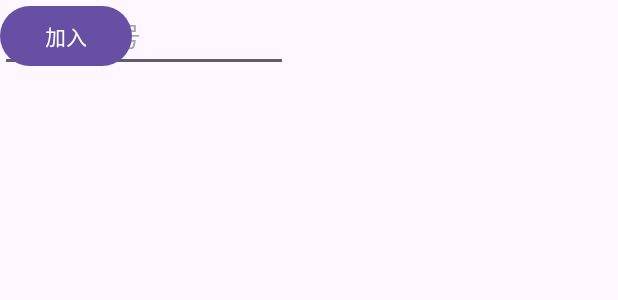
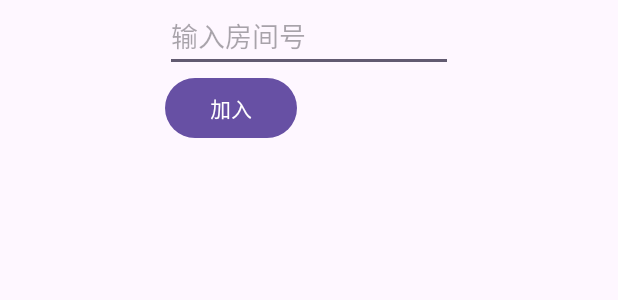
Before and after one commit to HakureiF/SGC-Login-Android, an Android app: the layout joingame_layout.xml on its own in the app's theme, with its tools: preview values and no code run, on a phone screen of 412 x 824 dp. Shown: the top 300 px of the screen. Run offline under Robolectric (Android 15) with nearby library versions, the phone set to English and light mode, and no system bars.

Commit message:
12.9 适配创建123模式

```diff
--- a/app/src/main/java/com/example/sgcdemo2/net/SgcWsHandler.java
+++ b/app/src/main/java/com/example/sgcdemo2/net/SgcWsHandler.java
@@ -16,7 +16,7 @@ public class SgcWsHandler {
             return;
         }
         Request request = new Request.Builder()
-                .url("wss://www.hakureif.site:8080/loginer?version=1.1.7&userid=seeraccount" + SeerState.mimiId)
+                .url("wss://www.hakureif.site:8080/loginer?version=1.2.1&userid=seeraccount" + SeerState.mimiId)
                 .build();
         webSocket = new OkHttpClient().newWebSocket(request, new SgcWsListener(listener));
     }
--- a/app/src/main/java/com/example/sgcdemo2/net/SgcWsListener.java
+++ b/app/src/main/java/com/example/sgcdemo2/net/SgcWsListener.java
@@ -4,6 +4,7 @@ package com.example.sgcdemo2.net;
 import androidx.annotation.NonNull;
 import androidx.annotation.Nullable;
 
+import com.example.sgcdemo2.MainActivity;
 import com.example.sgcdemo2.func.OnMessageReceivedListener;
 
 import okhttp3.Response;
@@ -24,11 +25,15 @@ public class SgcWsListener extends WebSocketListener {
     public void onClosed(@NonNull WebSocket webSocket, int code, @NonNull String reason) {
         super.onClosed(webSocket, code, reason);
         online = false;
+        System.out.println("ws closed");
+        System.out.println(MainActivity.modMark);
     }
 
     @Override
     public void onClosing(@NonNull WebSocket webSocket, int code, @NonNull String reason) {
         super.onClosing(webSocket, code, reason);
+        System.out.println("ws closing");
+        System.out.println(MainActivity.modMark);
     }
 
     @Override
--- a/app/src/main/res/layout/joingame_layout.xml
+++ b/app/src/main/res/layout/joingame_layout.xml
@@ -1,26 +1,40 @@
 <?xml version="1.0" encoding="utf-8"?>
 <androidx.constraintlayout.widget.ConstraintLayout xmlns:android="http://schemas.android.com/apk/res/android"
+    xmlns:app="http://schemas.android.com/apk/res-auto"
     xmlns:tools="http://schemas.android.com/tools"
     android:id="@+id/join_game"
     android:layout_width="match_parent"
     android:layout_height="match_parent">
 
+    <LinearLayout
+        android:layout_width="wrap_content"
+        android:layout_height="wrap_content"
+        android:orientation="vertical"
+        app:layout_constraintEnd_toEndOf="parent"
+        app:layout_constraintHorizontal_bias="0.5"
+        app:layout_constraintStart_toStartOf="parent"
+        tools:ignore="MissingConstraints">
         <EditText
             android:id="@+id/game_id_edittext"
             android:layout_width="192dp"
             android:layout_height="48dp"
             android:hint="输入房间号"
             android:inputType="text"
-        tools:ignore="MissingConstraints"
-        tools:layout_editor_absoluteX="269dp"
-        tools:layout_editor_absoluteY="181dp" />
+            app:layout_constraintEnd_toEndOf="parent"
+            app:layout_constraintHorizontal_bias="0.5"
+            app:layout_constraintStart_toStartOf="parent"
+            tools:ignore="MissingConstraints" />
 
         <Button
             android:id="@+id/join_button"
             android:layout_width="wrap_content"
             android:layout_height="wrap_content"
             android:text="加入"
-        tools:layout_editor_absoluteX="320dp"
-        tools:layout_editor_absoluteY="266dp"
+            app:layout_constraintEnd_toEndOf="parent"
+            app:layout_constraintHorizontal_bias="0.5"
+            app:layout_constraintStart_toStartOf="parent"
             tools:ignore="MissingConstraints" />
+    </LinearLayout>
+
+
 </androidx.constraintlayout.widget.ConstraintLayout>
```
Also changed, not shown: app/src/main/java/com/example/sgcdemo2/MainActivity.java (+8 -3 lines), app/src/main/java/com/example/sgcdemo2/dialog/GroupChooseFragment.java (+13 -2 lines), app/src/main/java/com/example/sgcdemo2/dialog/JoinGameFragment.java (+5 -15 lines), app/src/main/res/layout/groups_layout.xml (+5 -16 lines). Lines whose indentation alone changed are shown as unchanged.
